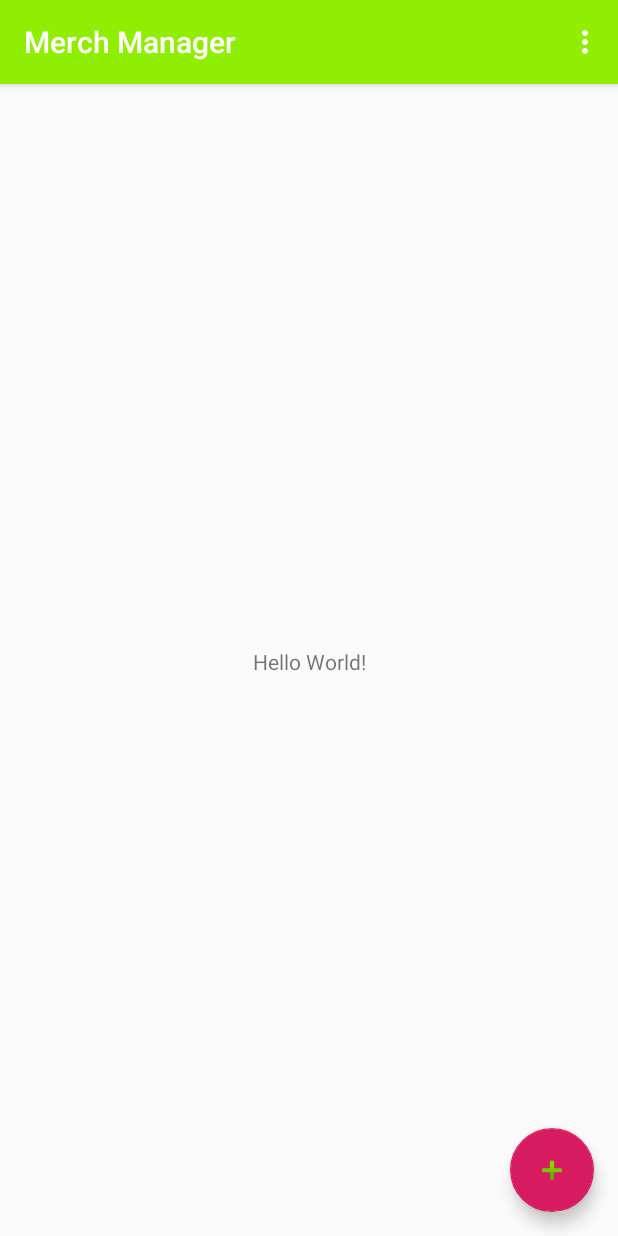
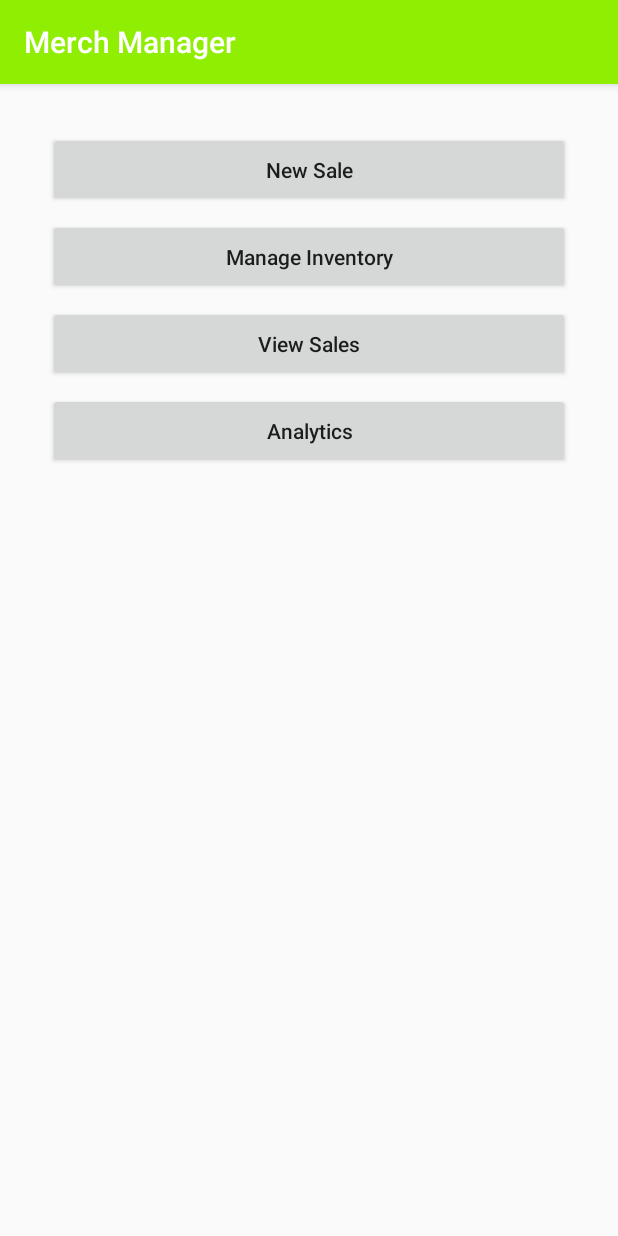
Before and after one commit to gameroxer/MerchManager, an Android app: the screen it shows after launch (EventSelector before the commit, MainActivity after it), on a phone screen of 412 x 824 dp. Run offline under Robolectric (Android 15) with nearby library versions, the phone set to English and light mode, and no system bars.

Commit message:
new main activity, added new buttons, stuff

```diff
--- /dev/null
+++ b/app/src/main/java/com/example/aric/merchmanager/MainActivity.java
@@ -0,0 +1,38 @@
+package com.example.aric.merchmanager;
+
+import android.app.Activity;
+import android.content.Context;
+import android.content.Intent;
+import android.content.SharedPreferences;
+import android.support.v7.app.AppCompatActivity;
+import android.os.Bundle;
+import android.view.View;
+import android.widget.TextView;
+
+import java.io.IOException;
+import java.util.ArrayList;
+
+public class MainActivity extends AppCompatActivity {
+    public static final int SALE_MAKE_ACTIVITY_RESULT = 1;
+
+    @Override
+    protected void onCreate(Bundle savedInstanceState) {
+        super.onCreate(savedInstanceState);
+        setContentView(R.layout.activity_main);
+    }
+
+    @Override
+    public void onActivityResult(int requestCode, int resultCode, Intent data) {
+        super.onActivityResult(requestCode, resultCode, data);
+        switch(requestCode) {
+            case (SALE_MAKE_ACTIVITY_RESULT) : {
+                break;
+            }
+        }
+    }
+
+    public void MakeSaleButtonPressed(View v) {
+        Intent intent = new Intent(this, MerchSale.class);
+        startActivityForResult(intent, SALE_MAKE_ACTIVITY_RESULT);
+    }
+}
--- a/app/src/main/java/com/example/aric/merchmanager/MerchItem.java
+++ b/app/src/main/java/com/example/aric/merchmanager/MerchItem.java
@@ -1,6 +1,8 @@
 package com.example.aric.merchmanager;
 
-public class MerchItem {
+import java.io.Serializable;
+
+public class MerchItem  implements Serializable {
     public String name;
     public float price;
 }
--- a/app/src/main/java/com/example/aric/merchmanager/MerchSet.java
+++ b/app/src/main/java/com/example/aric/merchmanager/MerchSet.java
@@ -1,8 +1,9 @@
 package com.example.aric.merchmanager;
 
+import java.io.Serializable;
 import java.util.ArrayList;
 
-public class MerchSet {
+public class MerchSet implements Serializable {
     public ArrayList<MerchItem> itemsInSet;
     public float price;
 }
--- a/app/src/main/java/com/example/aric/merchmanager/MerchStockManager.java
+++ b/app/src/main/java/com/example/aric/merchmanager/MerchStockManager.java
@@ -1,9 +1,10 @@
 package com.example.aric.merchmanager;
 
+import java.io.Serializable;
 import java.util.ArrayList;
 import java.util.HashMap;
 
-public class MerchStockManager {
+public class MerchStockManager implements Serializable {
     private HashMap<String, Integer> stockDictionary;
     private ArrayList<MerchSet> setDiscounts;
 
--- /dev/null
+++ b/app/src/main/res/layout/activity_main.xml
@@ -0,0 +1,71 @@
+<?xml version="1.0" encoding="utf-8"?>
+<android.support.constraint.ConstraintLayout xmlns:android="http://schemas.android.com/apk/res/android"
+    xmlns:app="http://schemas.android.com/apk/res-auto"
+    xmlns:tools="http://schemas.android.com/tools"
+    android:layout_width="match_parent"
+    android:layout_height="match_parent"
+    tools:context=".MainActivity">
+
+    <Button
+        android:id="@+id/saleButton"
+        android:layout_width="0dp"
+        android:layout_height="50dp"
+        android:layout_marginStart="32dp"
+        android:layout_marginLeft="32dp"
+        android:layout_marginTop="32dp"
+        android:layout_marginEnd="32dp"
+        android:layout_marginRight="32dp"
+        android:onClick="MakeSaleButtonPressed"
+        android:text="@string/button_sale"
+        android:textAllCaps="false"
+        app:layout_constraintEnd_toEndOf="parent"
+        app:layout_constraintStart_toStartOf="parent"
+        app:layout_constraintTop_toTopOf="parent" />
+
+    <Button
+        android:id="@+id/inventoryButton"
+        android:layout_width="0dp"
+        android:layout_height="50dp"
+        android:layout_marginStart="32dp"
+        android:layout_marginLeft="32dp"
+        android:layout_marginTop="8dp"
+        android:layout_marginEnd="32dp"
+        android:layout_marginRight="32dp"
+        android:text="@string/button_manage_inventory"
+        android:textAllCaps="false"
+        app:layout_constraintEnd_toEndOf="parent"
+        app:layout_constraintStart_toStartOf="parent"
+        app:layout_constraintTop_toBottomOf="@+id/saleButton" />
+
+    <Button
+        android:id="@+id/viewSalesButton"
+        android:layout_width="0dp"
+        android:layout_height="50dp"
+        android:layout_marginStart="32dp"
+        android:layout_marginLeft="32dp"
+        android:layout_marginTop="8dp"
+        android:layout_marginEnd="32dp"
+        android:layout_marginRight="32dp"
+        android:text="@string/button_view_sales"
+        android:textAllCaps="false"
+        app:layout_constraintEnd_toEndOf="parent"
+        app:layout_constraintHorizontal_bias="0.0"
+        app:layout_constraintStart_toStartOf="parent"
+        app:layout_constraintTop_toBottomOf="@+id/inventoryButton" />
+
+    <Button
+        android:id="@+id/analyticsButton"
+        android:layout_width="0dp"
+        android:layout_height="50dp"
+        android:layout_marginStart="32dp"
+        android:layout_marginLeft="32dp"
+        android:layout_marginTop="8dp"
+        android:layout_marginEnd="32dp"
+        android:layout_marginRight="32dp"
+        android:text="@string/button_analytics"
+        android:textAllCaps="false"
+        app:layout_constraintEnd_toEndOf="parent"
+        app:layout_constraintHorizontal_bias="0.0"
+        app:layout_constraintStart_toStartOf="parent"
+        app:layout_constraintTop_toBottomOf="@+id/viewSalesButton" />
+</android.support.constraint.ConstraintLayout>
--- a/app/src/main/res/values/colors.xml
+++ b/app/src/main/res/values/colors.xml
@@ -2,5 +2,5 @@
 <resources>
     <color name="colorPrimary">#90ee02</color>
     <color name="colorPrimaryDark">#008b00</color>
-    <color name="colorAccent">#D81B60</color>
+    <color name="colorAccent">#d81b60</color>
 </resources>
--- a/app/src/main/res/values/strings.xml
+++ b/app/src/main/res/values/strings.xml
@@ -3,6 +3,11 @@
     <string name="activity_event_creator">Event Creator</string>
     <string name="hint_enter_name">Enter a name</string>
     <string name="button_create">Create</string>
+    <string name="button_sale">New Sale</string>
+    <string name="button_manage_inventory">Manage Inventory</string>
+    <string name="button_view_sales">View Sales</string>
+    <string name="button_analytics">Analytics</string>
+    <string name="button_make_sale">Make Sale!</string>
     <string name="action_settings">Settings</string>
     <string name="EVENT_LIST">EVENT_LIST</string>
 </resources>
--- /dev/null
+++ b/settings.gradle
@@ -0,0 +1 @@
+include ':app'
```
Also changed, not shown: app/src/main/AndroidManifest.xml (+14 -4 lines), app/src/main/java/com/example/aric/merchmanager/MerchSale.java (added, +32 -0 lines), app/src/main/java/com/example/aric/merchmanager/MerchTransaction.java (+17 -2 lines), app/src/main/java/com/example/aric/merchmanager/MerchTransactionItem.java (+6 -3 lines), app/src/main/res/layout/activity_merch_sale.xml (added, +37 -0 lines), build.gradle (added, +27 -0 lines), gradle.properties (added, +13 -0 lines), gradle/wrapper/gradle-wrapper.properties (added), 4 other files.
